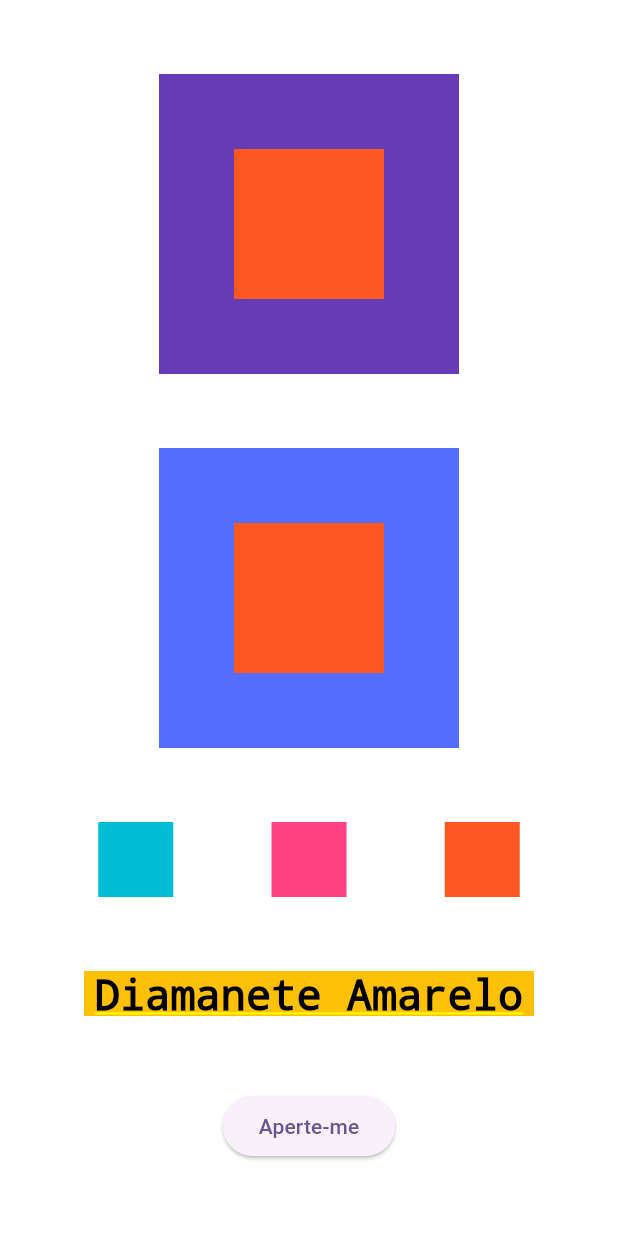
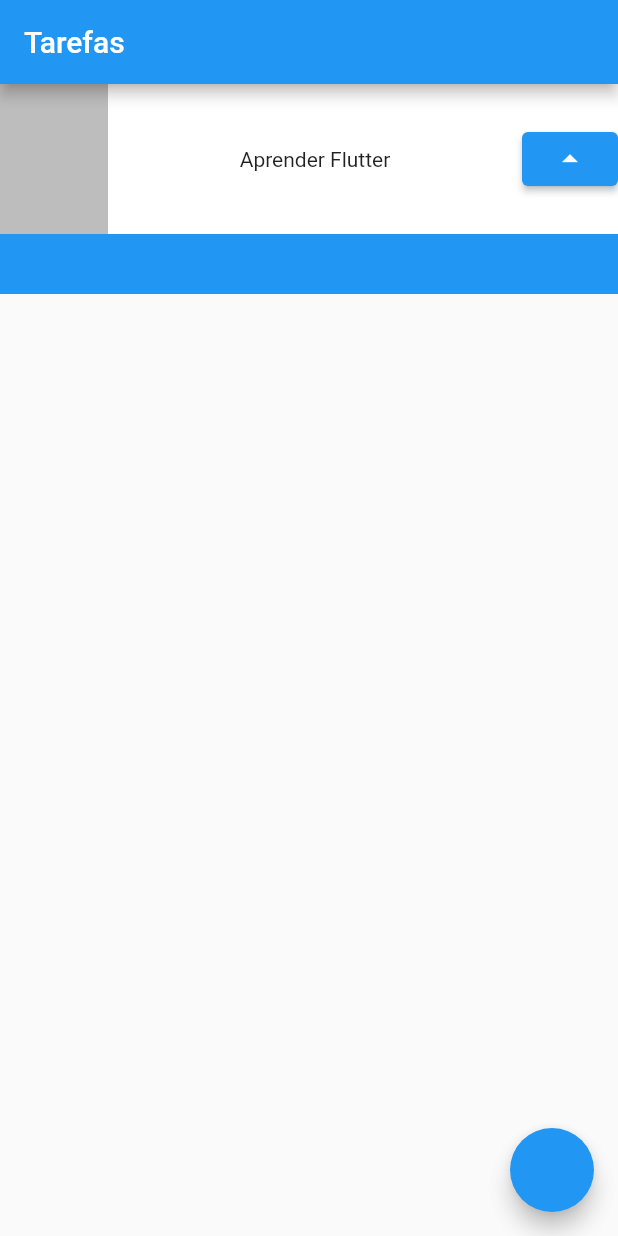
Before and after one commit to luisdesouza10/primeiro_projeto_flutter, a Flutter app: the screen it shows after launch, on a phone screen of 412 x 824 dp. Run offline on Flutter 3.47's test engine with Material 2 defaults, Android fonts, the phone set to English and light mode, and no system bars.

Commit message:
tasks screen

```diff
--- a/lib/main.dart
+++ b/lib/main.dart
@@ -12,83 +12,35 @@ class MyApp extends StatelessWidget {
     return MaterialApp(
         title: 'Flutter Demo',
         theme: ThemeData(
-          colorScheme: ColorScheme.fromSeed(seedColor: Colors.deepPurple),
-          useMaterial3: true,
+          primarySwatch: Colors.blue,
         ),
-        home: Column(
-          mainAxisAlignment: MainAxisAlignment.spaceEvenly,
-          crossAxisAlignment: CrossAxisAlignment.center,
-          children: [
-            Stack(
-              alignment: AlignmentDirectional.center,
-              children: [
-                Container(
-                  height: 200,
-                  width: 200,
-                  color: Colors.deepPurple,
-                ),
-                Container(
+        home: Scaffold(
+          appBar: AppBar(
+            title: Text('Tarefas'),
+          ),
+          body: Container(
+            child: Stack(children: [
+              Container(
+                color: Colors.blue,
+                height: 140,
+              ),
+              Container(
+                  color: Colors.white,
                   height: 100,
-                  width: 100,
-                  color: Colors.deepOrange,
-                ),
-              ],
-            ),
-            Stack(
-              alignment: AlignmentDirectional.center,
-              children: [
-                Container(
-                  height: 200,
-                  width: 200,
-                  color: Colors.indigoAccent,
-                ),
-                Container(
-                  height: 100,
-                  width: 100,
-                  color: Colors.deepOrange,
-                ),
-              ],
-            ),
-            Row(
-              mainAxisAlignment: MainAxisAlignment.spaceEvenly,
-              crossAxisAlignment: CrossAxisAlignment.center,
-              children: [
-                Container(
-                  height: 50,
-                  width: 50,
-                  color: Colors.cyan,
-                ),
-                Container(
-                  height: 50,
-                  width: 50,
-                  color: Colors.pinkAccent,
-                ),
-                Container(
-                  height: 50,
-                  width: 50,
-                  color: Colors.deepOrange,
-                ),
-              ],
-            ),
-            Container(
-              color: Colors.amber,
-              height: 30,
-              width: 300,
-              child: Text(
-                'Diamanete Amarelo',
-                style: TextStyle(
-                  color: Colors.black,
-                  fontSize: 28,
-                ),
-                textAlign: TextAlign.center,
-              ),
-            ),
-            ElevatedButton(
-                onPressed: () {
-                  print('Você apertou o botão');
-                },
-                child: Text('Aperte-me'))
-          ],
+                  child: Row(
+                    mainAxisAlignment: MainAxisAlignment.spaceBetween,
+                    children: [
+                      Container(color: Colors.black26, width: 72, height: 100),
+                      Text('Aprender Flutter'),
+                      ElevatedButton(
+                          onPressed: () {}, child: Icon(Icons.arrow_drop_up))
+                    ],
+                  ))
+            ]),
+          ),
+          floatingActionButton: FloatingActionButton(
+            onPressed: () {},
+          ),
         ));
   }
 }
```
